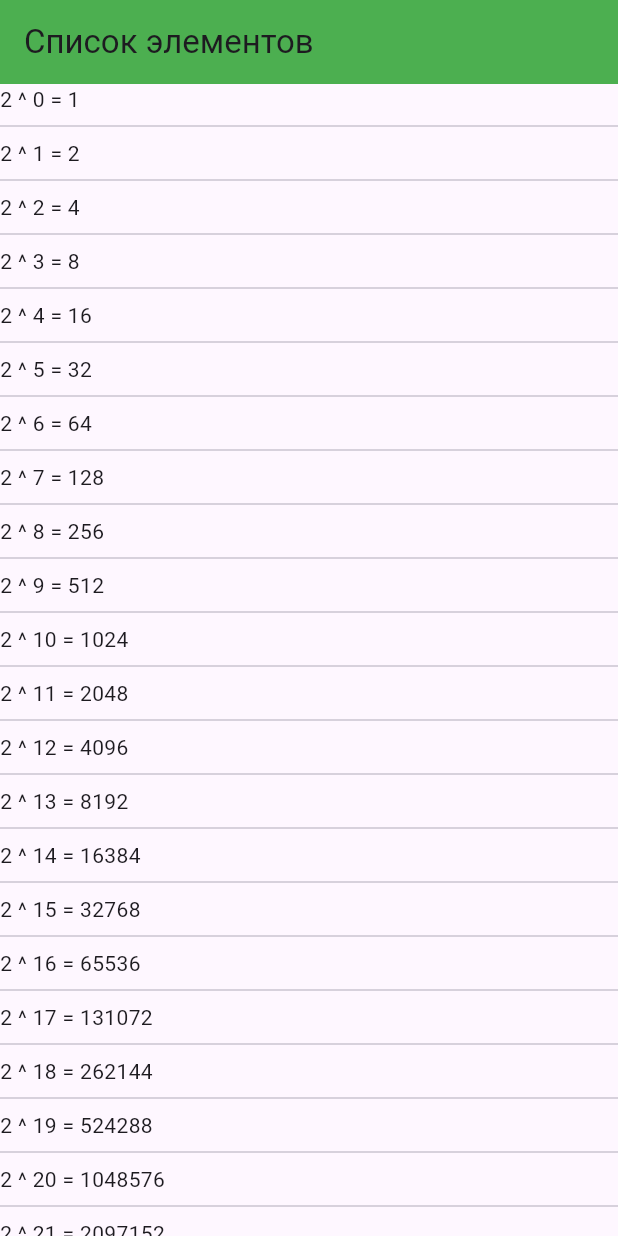
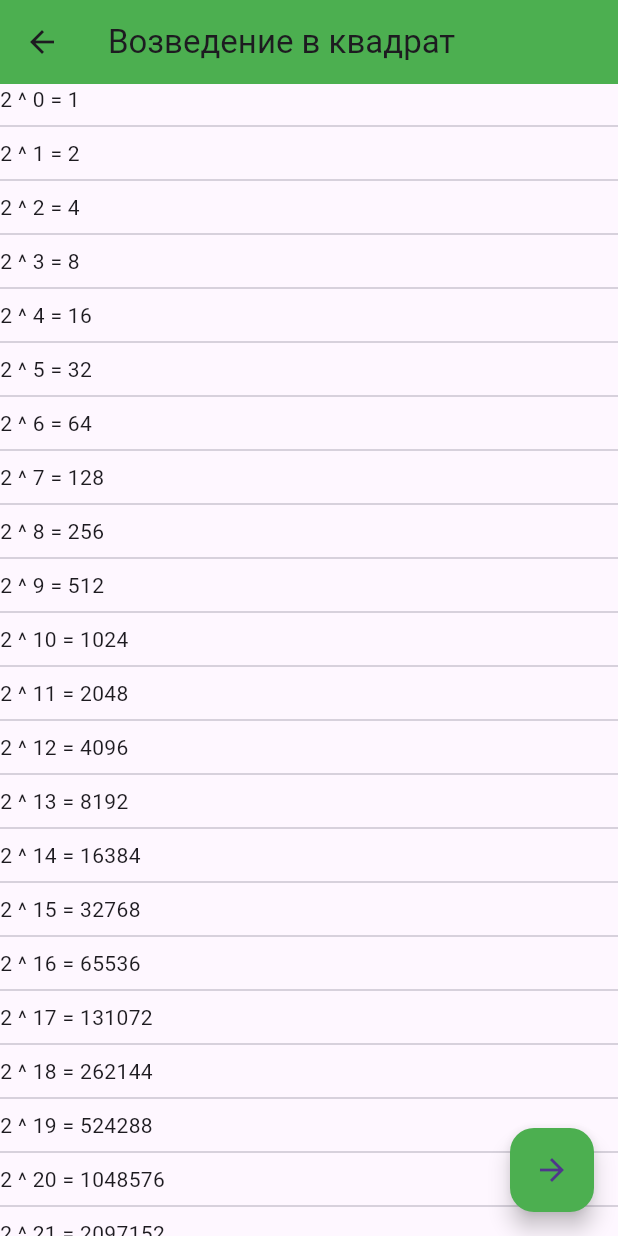
Before and after one commit to MaksimKhudalov/IT2104_KHUDALOV, a Flutter app: the screen it shows after launch, after a tap on "Возведение в квадрат", on a phone screen of 412 x 824 dp. Run offline on Flutter 3.47's test engine with Material 3 defaults, Android fonts, the phone set to English and light mode, and no system bars.

Commit message:
Добавлена кнопка назад, а также кнопка для перехода на следующую страницу

```diff
--- a/laba5/lib/pages/kvadrat.dart
+++ b/laba5/lib/pages/kvadrat.dart
@@ -1,5 +1,7 @@
 import 'package:flutter/material.dart';
 import 'dart:math';
+
+import 'package:laba5/main.dart';
 
 
 class kvadrat extends StatelessWidget {
@@ -7,11 +9,17 @@ class kvadrat extends StatelessWidget {
   @override
   Widget build(BuildContext context) {
     return MaterialApp(
-      title: 'Список элементов',
+      title: 'Возведение в квадрат',
       home: Scaffold(
         appBar: AppBar(
-          title: Text('Список элементов'),
+          title: Text('Возведение в квадрат'),
           backgroundColor: Colors.green,
+          leading: IconButton(
+            icon: Icon(Icons.arrow_back),
+            onPressed: () {
+              Navigator.pop(context);
+            },
+          ),
         ),
         body: ListView.builder(
             itemBuilder: (context, index) {
@@ -23,6 +31,16 @@ class kvadrat extends StatelessWidget {
               }
             }
         ),
+        floatingActionButton: FloatingActionButton(
+          onPressed: () {
+            Navigator.push(
+              context,
+              MaterialPageRoute(builder: (context) => HomeScreen()),
+            );
+          },
+          child: Icon(Icons.arrow_forward),
+          backgroundColor: Colors.green,
+        ),
       ),
     );
   }
```
Also changed, not shown: laba5/lib/pages/beskspisok.dart (+19 -2 lines), laba5/lib/pages/spisok.dart (+18 -0 lines).
